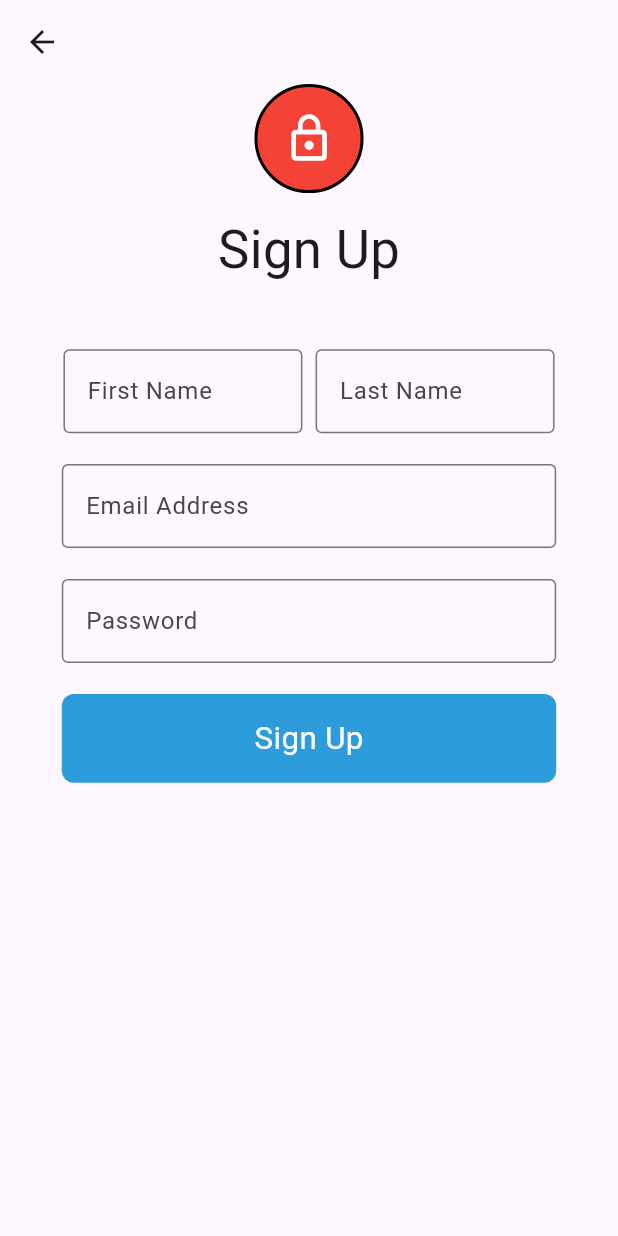
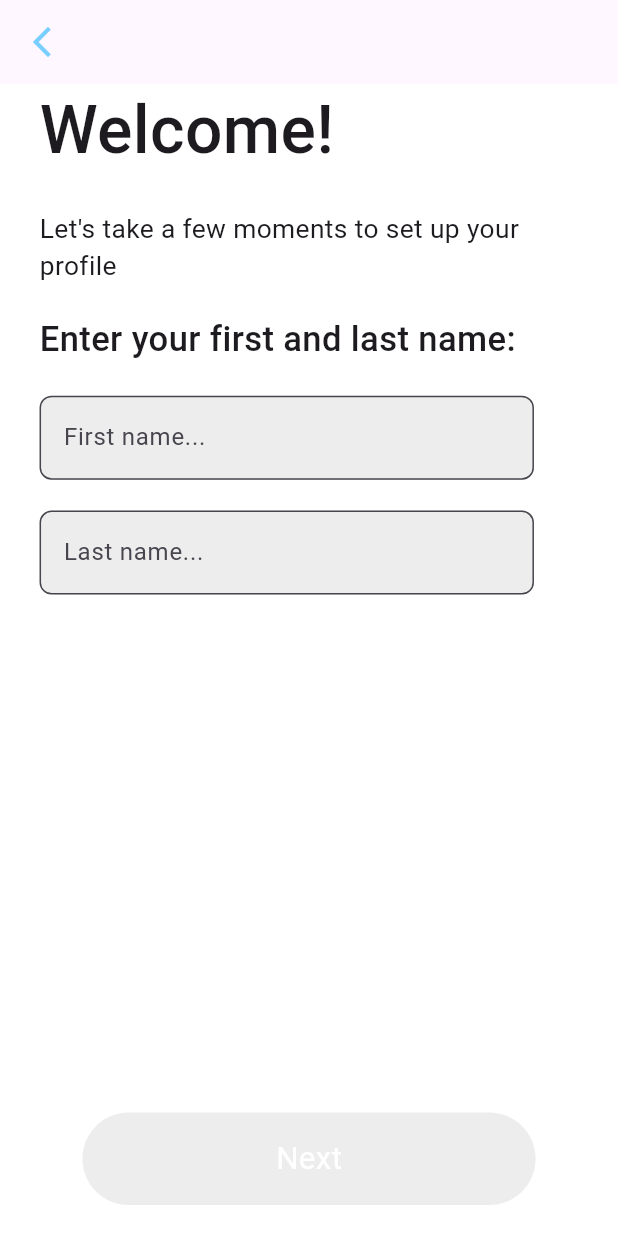
Before and after one commit to nguymi01/nudgebud, a Flutter app: the screen it shows after launch, after a tap on the "chat bubble" icon, on a phone screen of 412 x 824 dp. Run offline on Flutter 3.47's test engine with Material 3 defaults, Android fonts, the phone set to English and light mode, and no system bars; our stand-ins replace bloc, flutter_bloc, table_calendar; missing offline and left inert: mongo_dart; network calls fail.

Commit message:
added sign up form

```diff
--- /dev/null
+++ b/lib/base/pages/sign_up_page/sign_up_form/names/names_form.dart
@@ -0,0 +1,103 @@
+import 'package:flutter/material.dart';
+import 'package:flutterdemo/base/color.dart';
+import 'package:flutterdemo/base/route.dart';
+import 'package:flutterdemo/base/size.dart';
+import 'package:flutterdemo/base/style.dart';
+import 'package:flutterdemo/widgets/curstom_button.dart';
+
+class NamesForm extends StatefulWidget {
+  const NamesForm({super.key});
+
+  @override
+  State<NamesForm> createState() => _NamesFormState();
+}
+
+class _NamesFormState extends State<NamesForm> {
+  TextEditingController fNameController  = TextEditingController();
+  TextEditingController lNameController  = TextEditingController();
+  FocusNode fNameFocusNode = FocusNode();
+  FocusNode lNameFocusNode = FocusNode();
+  @override
+  Widget build(BuildContext context) {
+    return Column(
+      mainAxisAlignment: MainAxisAlignment.spaceBetween,
+      children: [
+        Padding(
+          padding:  EdgeInsets.symmetric(horizontal: AppSize.getWidth(context, 8)),
+          child: Column(
+            crossAxisAlignment: CrossAxisAlignment.start,
+            children: [
+              Text(
+                'Welcome!',
+                style: TextStyle(
+                    fontSize: AppSize.getFontSize(context, 40),
+                    fontWeight: FontWeight.w500),
+              ),
+              SizedBox(
+                height: AppSize.getHeight(context, 16),
+              ),
+              Text(
+                "Let's take a few moments to set up your profile",
+                style: TextStyle(fontSize: AppSize.getFontSize(context, 16)),
+              ),
+              SizedBox(
+                height: AppSize.getHeight(context, 16),
+              ),
+              Text(
+                "Enter your first and last name:",
+                style: TextStyle(
+                    fontSize: AppSize.getFontSize(context, 21),
+                    fontWeight: FontWeight.w500),
+              ),
+              SizedBox(height: AppSize.getHeight(context, 16),),
+              SizedBox(
+                width: AppSize.getWidth(context, 300),
+                child: TextFormField(
+                  validator: (value) {
+                    if (value == null || value != fNameController.text) {
+                      return "Please confirm your password";
+                    }
+                    return null;
+                  },
+                  controller: fNameController,
+                  focusNode: fNameFocusNode,
+                  decoration: textFieldStyle("First name...",color: AppColor.gray),
+                  onEditingComplete: () {
+                    FocusScope.of(context).requestFocus(lNameFocusNode);
+                  },
+                ),
+              ),
+              SizedBox(height: AppSize.getHeight(context, 16),),
+              SizedBox(
+                width: AppSize.getWidth(context, 300),
+                child: TextFormField(
+                  validator: (value) {
+                    if (value == null || value != lNameController.text) {
+                      return "Please confirm your password";
+                    }
+                    return null;
+                  },
+                  controller: lNameController,
+                  focusNode: lNameFocusNode,
+                  decoration: textFieldStyle("Last name...",color: AppColor.gray),
+                  onEditingComplete: () {
+                    FocusScope.of(context).requestFocus(FocusNode());
+                  },
+                ),
+              ),
+            ],
+          ),
+        ),
+        Padding(
+          padding: EdgeInsets.only(bottom:AppSize.getHeight(context, 16)),
+          child: CustomButton(onClick: (){
+            if(lNameController.text.length>0 && fNameController.text.length>0){
+              print('Hello Cruise');
+              Navigator.pushNamed(context, RoutesName.signUpGenderForm);
+            }
+          },text: 'Next',width: 275,height: 48,color: (lNameController.text.length>0 && fNameController.text.length>0)?AppColor.buttonBlue:AppColor.gray,),
+        )
+      ],
+    );
+  }
+}
--- /dev/null
+++ b/lib/base/pages/sign_up_page/sign_up_form/sign_up_bloc.dart
@@ -0,0 +1,13 @@
+import 'package:bloc/bloc.dart';
+import 'package:meta/meta.dart';
+
+part 'sign_up_event.dart';
+part 'sign_up_state.dart';
+
+class SignUpBloc extends Bloc<SignUpEvent, SignUpState> {
+  SignUpBloc() : super(SignUpInitial()) {
+    on<SignUpEvent>((event, emit) {
+      // TODO: implement event handler
+    });
+  }
+}
--- /dev/null
+++ b/lib/base/pages/sign_up_page/sign_up_form/sign_up_event.dart
@@ -0,0 +1,4 @@
+part of 'sign_up_bloc.dart';
+
+@immutable
+sealed class SignUpEvent {}
--- /dev/null
+++ b/lib/base/pages/sign_up_page/sign_up_form/sign_up_form.dart
@@ -0,0 +1,61 @@
+import 'package:flutter/material.dart';
+import 'package:flutter_bloc/flutter_bloc.dart';
+import 'package:flutterdemo/base/color.dart';
+import 'package:flutterdemo/base/pages/sign_up_page/sign_up_form/gender_form/gender_form.dart';
+import 'package:flutterdemo/base/pages/sign_up_page/sign_up_form/names/names_form.dart';
+import 'package:flutterdemo/base/pages/sign_up_page/sign_up_form/sign_up_bloc.dart';
+import 'package:flutterdemo/base/size.dart';
+import 'package:flutterdemo/base/style.dart';
+
+class SignUpForm extends StatefulWidget {
+  const SignUpForm({super.key});
+
+  @override
+  State<SignUpForm> createState() => _SignUpFormState();
+}
+
+class _SignUpFormState extends State<SignUpForm> {
+  SignUpBloc bloc = SignUpBloc();
+
+  // TextEditingController fNameController  = TextEditingController();
+  // TextEditingController lNameController  = TextEditingController();
+  // FocusNode fNameFocusNode = FocusNode();
+  // FocusNode lNameFocusNode = FocusNode();
+  @override
+  Widget build(BuildContext context) {
+    return BlocBuilder<SignUpBloc, SignUpState>(
+      bloc: bloc,
+      builder: (context, state) {
+        return mainView(context);
+      },
+    );
+  }
+
+  Widget mainView(BuildContext context) {
+    return GestureDetector(
+      onTap: () {
+        FocusScope.of(context).requestFocus(FocusNode());
+      },
+      child: Scaffold(
+        resizeToAvoidBottomInset: false,
+        backgroundColor: AppColor.white,
+        appBar: AppBar(
+          leading: IconButton(
+            icon: const Icon(
+              Icons.arrow_back_ios_new,
+              color: AppColor.blue,
+            ),
+            onPressed: () {
+              Navigator.pop(context);
+            },
+          ),
+        ),
+        body: Padding(
+            padding:
+                EdgeInsets.symmetric(horizontal: AppSize.getWidth(context, 16)),
+            child: NamesForm(),
+        ),
+      ),
+    );
+  }
+}
--- /dev/null
+++ b/lib/base/pages/sign_up_page/sign_up_form/sign_up_state.dart
@@ -0,0 +1,6 @@
+part of 'sign_up_bloc.dart';
+
+@immutable
+sealed class SignUpState {}
+
+final class SignUpInitial extends SignUpState {}
--- a/lib/base/pages/sign_up_page/sign_up_page.dart
+++ b/lib/base/pages/sign_up_page/sign_up_page.dart
@@ -6,6 +6,7 @@ import 'package:flutterdemo/base/pages/sign_up_page/signup_page_bloc.dart';
 import 'package:flutterdemo/base/size.dart';
 import 'package:flutterdemo/base/tools.dart';
 import 'package:flutterdemo/base/style.dart';
+
 class SignUpPage extends StatefulWidget {
   const SignUpPage({super.key});
 
@@ -17,11 +18,13 @@ class _SignUpPageState extends State<SignUpPage> {
   FocusNode firstNameFocusNode = FocusNode();
   FocusNode lastNameFocusNode = FocusNode();
   FocusNode passwordFocusNode = FocusNode();
+  FocusNode confirmPasswordFocusNode = FocusNode();
   FocusNode emailFocusNode = FocusNode();
   GlobalKey<FormState> _key = GlobalKey<FormState>();
   TextEditingController fNameCon = TextEditingController();
   TextEditingController lNameCon = TextEditingController();
   TextEditingController passwordCon = TextEditingController();
+  TextEditingController confirmPasswordCon = TextEditingController();
   TextEditingController emailCon = TextEditingController();
   SignupPageBloc bloc = SignupPageBloc();
 
@@ -30,14 +33,14 @@ class _SignUpPageState extends State<SignUpPage> {
     return BlocBuilder<SignupPageBloc, SignupPageState>(
       bloc: bloc,
       builder: (context, state) {
-        if (state is SignupPageInitial){
+        if (state is SignupPageInitial) {
           return mainView(context);
         }
         return Container();
       },
       buildWhen: (SignupPageState prev, SignupPageState current) {
         if (current is SignupPageStateFail) {
-          print(current.error+'Errorrrrrrrrrrrrrrrrrrrr');
+          print(current.error + 'Errorrrrrrrrrrrrrrrrrrrr');
           return false;
         } else if (current is SignupPageStateLoading) {
           showDialog(
@@ -65,37 +68,17 @@ class _SignUpPageState extends State<SignUpPage> {
           key: _key,
           child: Column(
             children: [
-              Container(
-                decoration: BoxDecoration(
-                  border: Border.all(
-                    color: AppColor.black,
-                    // Border color
-                    width: 2, // Border width
-                  ),
-                  color: Colors.red,
-                  shape: BoxShape.circle,
-                ),
-                child: Padding(
-                  padding: EdgeInsets.all(AppSize.getWidth(context, 8)),
-                  child: IconButton(
-                    onPressed: () {},
-                    icon: Icon(
-                      Icons.lock_outline,
-                      size: AppSize.getWidth(context, 32),
-                      color: AppColor.white,
-                    ),
-                  ),
-                ),
+              SizedBox(
+                height: AppSize.getHeight(context, 32),
+              ),
+              Text(
+                'Hello! Register to get started',
+                style: TextStyle(
+                    fontSize: AppSize.getFontSize(context, 22),
+                    fontWeight: FontWeight.w600),
               ),
               SizedBox(
-                height: AppSize.getHeight(context, 10),
-              ),
-              Text(
-                'Sign Up',
-                style: TextStyle(fontSize: AppSize.getFontSize(context, 32)),
-              ),
-              SizedBox(
-                height: AppSize.getHeight(context, 32),
+                height: AppSize.getHeight(context, 24),
               ),
               Row(
                 mainAxisAlignment: MainAxisAlignment.center,
@@ -103,8 +86,8 @@ class _SignUpPageState extends State<SignUpPage> {
                   SizedBox(
                     width: AppSize.getWidth(context, 145),
                     child: TextFormField(
-                      validator: (value){
-                        if(value==null||value.isEmpty){
+                      validator: (value) {
+                        if (value == null || value.isEmpty) {
                           return "Please enter your first name";
                         }
                         return null;
@@ -123,8 +106,8 @@ class _SignUpPageState extends State<SignUpPage> {
                   SizedBox(
                     width: AppSize.getWidth(context, 145),
                     child: TextFormField(
-                      validator: (value){
-                        if(value==null||value.isEmpty){
+                      validator: (value) {
+                        if (value == null || value.isEmpty) {
                           return "Please enter your last name";
                         }
                         return null;
@@ -146,8 +129,8 @@ class _SignUpPageState extends State<SignUpPage> {
                 child: SizedBox(
                   width: AppSize.getWidth(context, 300),
                   child: TextFormField(
-                    validator: (value){
-                      if(value==null||value.isEmpty){
+                    validator: (value) {
+                      if (value == null || value.isEmpty) {
                         return "Please enter your email";
                       }
                       return null;
@@ -167,8 +150,8 @@ class _SignUpPageState extends State<SignUpPage> {
               SizedBox(
                 width: AppSize.getWidth(context, 300),
                 child: TextFormField(
-                  validator: (value){
-                    if(value==null||value.isEmpty){
+                  validator: (value) {
+                    if (value == null || value.isEmpty) {
                       return "Please enter your password";
                     }
                     return null;
@@ -177,6 +160,28 @@ class _SignUpPageState extends State<SignUpPage> {
                   controller: passwordCon,
                   focusNode: passwordFocusNode,
                   decoration: textFieldStyle('Password'),
+                  onEditingComplete: () {
+                    FocusScope.of(context)
+                        .requestFocus(confirmPasswordFocusNode);
+                  },
+                ),
+              ),
+              SizedBox(
+                height: AppSize.getHeight(context, 16),
+              ),
+              SizedBox(
+                width: AppSize.getWidth(context, 300),
+                child: TextFormField(
+                  validator: (value) {
+                    if (value == null || value != passwordCon.text) {
+                      return "Please confirm your password";
+                    }
+                    return null;
+                  },
+                  obscureText: true,
+                  controller: confirmPasswordCon,
+                  focusNode: confirmPasswordFocusNode,
+                  decoration: textFieldStyle('Confirm password'),
                   onEditingComplete: () {
                     FocusScope.of(context).requestFocus(FocusNode());
                   },
--- a/lib/base/route.dart
+++ b/lib/base/route.dart
@@ -11,4 +11,6 @@ class RoutesName{
   static const String signUpPage = 'signUpPage';
   static const String loginPage = 'loginPage';
   static const String loginView = 'loginView';
+  static const String signUpForm = 'signUpForm';
+  static const String signUpGenderForm = 'signUpGenderForm';
 }
--- a/lib/base/style.dart
+++ b/lib/base/style.dart
@@ -1,27 +1,30 @@
+import 'package:flutter/cupertino.dart';
 import 'package:flutter/material.dart';
 import 'package:flutterdemo/base/color.dart';
 
 final ThemeData themeData = ThemeData(
   buttonTheme: buttonThemeData,
-
 );
 const ButtonThemeData buttonThemeData = ButtonThemeData(
   buttonColor: AppColor.buttonBlue,
-
 );
 
-InputDecoration textFieldStyle(String label) {
+InputDecoration textFieldStyle(String label,{Color color=AppColor.grayTextField}) {
   return InputDecoration(
-    border: const OutlineInputBorder(
-        borderSide: BorderSide(
-            color: Colors.black)),
-    focusedBorder: const OutlineInputBorder(
-      borderSide: BorderSide(color:
-      AppColor.darkBlue),
+      border:  OutlineInputBorder(
+        borderSide: const BorderSide(
+          color: AppColor.gray,
+        ),
+        borderRadius: BorderRadius.circular(8),
 
-    ),
-    floatingLabelStyle: const TextStyle(color: AppColor.darkBlue),
-    labelText: label,
+      ),
+      focusedBorder: OutlineInputBorder(
+        borderRadius: BorderRadius.circular(8),
+        borderSide: const BorderSide(color: AppColor.darkBlue),
+      ),
+      floatingLabelStyle: const TextStyle(color: AppColor.darkBlue),
+      labelText: label,
 
-  );
+      fillColor: color,
+      filled: true);
 }
--- a/lib/main.dart
+++ b/lib/main.dart
@@ -1,5 +1,4 @@
 import 'package:flutter/material.dart';
-import 'package:flutterdemo/base/pages/actionpage.dart';
 import 'package:flutterdemo/base/pages/available_friends_page/available_friends_page.dart';
 import 'package:flutterdemo/base/pages/calendar_expanded_page/calendar_expanded_page.dart';
 import 'package:flutterdemo/base/pages/calendar_expanded_page/nudge_filter_page/nudge_filter_page.dart';
@@ -11,14 +10,15 @@ import 'package:flutterdemo/base/pages/login_page/login_page.dart';
 import 'package:flutterdemo/base/pages/login_page/login_screen/login_screen.dart';
 import 'package:flutterdemo/base/pages/nudges_inbox_page/nudge_inbox_page.dart';
 import 'package:flutterdemo/base/pages/send_nudge_page/send_nudge_page.dart';
+import 'package:flutterdemo/base/pages/sign_up_page/sign_up_form/gender_form/gender_form.dart';
+import 'package:flutterdemo/base/pages/sign_up_page/sign_up_form/sign_up_form.dart';
 import 'package:flutterdemo/base/pages/sign_up_page/sign_up_page.dart';
 import 'package:flutterdemo/base/route.dart';
-import 'package:flutterdemo/base/style.dart';
 import 'package:flutterdemo/db/mongodb.dart';
 
 void main() async{
   WidgetsFlutterBinding.ensureInitialized();
-  await MongoDatabase.connect();
+  // await MongoDatabase.connect();
 
   runApp(App());
 }
@@ -104,6 +104,16 @@ MaterialPageRoute<dynamic> routeSettings(RouteSettings settings) {
         builder: (BuildContext context) => LoginScreen(),
         settings: const RouteSettings(name: RoutesName.loginView),
       );
+    case RoutesName.signUpForm:
+      return MaterialPageRoute<dynamic>(
+        builder: (BuildContext context) => SignUpForm(),
+        settings: const RouteSettings(name: RoutesName.signUpForm),
+      );
+    case RoutesName.signUpGenderForm:
+      return MaterialPageRoute<dynamic>(
+        builder: (BuildContext context) => GenderForm(),
+        settings: const RouteSettings(name: RoutesName.signUpGenderForm),
+      );
     default:
       return MaterialPageRoute<dynamic>(
         builder: (BuildContext context) => HomePage(),
--- a/lib/widgets/curstom_button.dart
+++ b/lib/widgets/curstom_button.dart
@@ -3,10 +3,14 @@ import 'package:flutterdemo/base/color.dart';
 import 'package:flutterdemo/base/size.dart';
 
 class CustomButton extends StatelessWidget {
-  const CustomButton({super.key, required this.text,  this.rightIcon, required this.onClick,  this.leftIcon});
+  const CustomButton({super.key, required this.text,  this.rightIcon, required this.onClick,  this.leftIcon,  this.width,  this.height, this.radius,this.color});
   final String text;
   final Icon? rightIcon;
   final Icon? leftIcon;
+  final double? width;
+  final double? height;
+  final double? radius;
+  final Color? color;
   final void Function() onClick;
 
   @override
@@ -14,15 +18,15 @@ class CustomButton extends StatelessWidget {
     return  GestureDetector(
       onTap: onClick,
       child: Container(
-        decoration: const BoxDecoration(
-          color: AppColor.blue,
+        decoration:  BoxDecoration(
+          color: color??AppColor.blue,
           borderRadius: BorderRadius.all(
-            Radius.circular(32),
+            Radius.circular(radius??32),
           ),
         ),
         child: SizedBox(
-          width: AppSize.getWidth(context, 256),
-          height: AppSize.getHeight(context, 46),
+          width: AppSize.getWidth(context, width!=null?width!:256),
+          height: AppSize.getHeight(context, height!=null?height!:46),
           child: Padding(
             padding: EdgeInsets.only(
                 left: AppSize.getWidth(context, 16),
--- a/lib/widgets/homepage_widgets/homepage_appbar/homepage_appbar.dart
+++ b/lib/widgets/homepage_widgets/homepage_appbar/homepage_appbar.dart
@@ -57,7 +57,7 @@ class _HomepageAppBarState extends State<HomepageAppBar> {
               ),
               child: IconButton(
                   onPressed: () {
-                    Navigator.pushNamed(context,RoutesName.signUpPage);
+                    Navigator.pushNamed(context,RoutesName.signUpForm);
                   },
                   icon: const Icon(
                     Icons.messenger,
```
Also changed, not shown: lib/base/pages/actionpage.dart (deleted, +0 -65 lines), lib/base/pages/sign_up_page/sign_up_form/birthday/birthday_form.dart (added, +15 -0 lines), lib/base/pages/sign_up_page/sign_up_form/gender_form/gender_form.dart (added, +197 -0 lines), lib/base/pages/sign_up_page/sign_up_form/gender_form/gender_form_bloc.dart (added, +15 -0 lines), lib/base/pages/sign_up_page/sign_up_form/gender_form/gender_form_event.dart (added, +9 -0 lines), lib/base/pages/sign_up_page/sign_up_form/gender_form/gender_form_state.dart (added, +12 -0 lines).
